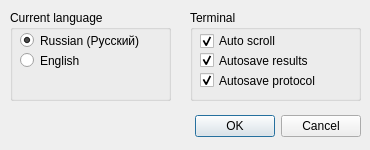
Before: the Qt Designer form GUI/appsetupdialog.ui in SeregaGomen/QFEM, drawn with Qt 5.
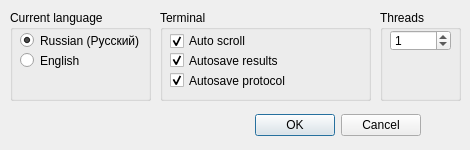
After: the same form once the commit is applied.

Diff of the .ui file:
```diff
--- a/GUI/appsetupdialog.ui
+++ b/GUI/appsetupdialog.ui
@@ -6,19 +6,19 @@
    <rect>
     <x>0</x>
     <y>0</y>
-    <width>370</width>
+    <width>470</width>
     <height>150</height>
    </rect>
   </property>
   <property name="minimumSize">
    <size>
-    <width>370</width>
+    <width>431</width>
     <height>150</height>
    </size>
   </property>
   <property name="maximumSize">
    <size>
-    <width>370</width>
+    <width>470</width>
     <height>150</height>
    </size>
   </property>
@@ -28,10 +28,10 @@
   <widget class="QDialogButtonBox" name="buttonBox">
    <property name="geometry">
     <rect>
-     <x>140</x>
+     <x>250</x>
      <y>110</y>
-     <width>221</width>
-     <height>32</height>
+     <width>171</width>
+     <height>31</height>
     </rect>
    </property>
    <property name="orientation">
@@ -46,7 +46,7 @@
     <rect>
      <x>10</x>
      <y>10</y>
-     <width>161</width>
+     <width>141</width>
      <height>91</height>
     </rect>
    </property>
@@ -58,7 +58,7 @@
      <rect>
       <x>10</x>
       <y>20</y>
-      <width>151</width>
+      <width>121</width>
       <height>21</height>
      </rect>
     </property>
@@ -74,7 +74,7 @@
      <rect>
       <x>10</x>
       <y>40</y>
-      <width>151</width>
+      <width>121</width>
       <height>21</height>
      </rect>
     </property>
@@ -86,9 +86,9 @@
   <widget class="QGroupBox" name="groupBox_2">
    <property name="geometry">
     <rect>
-     <x>190</x>
+     <x>160</x>
      <y>10</y>
-     <width>171</width>
+     <width>211</width>
      <height>91</height>
     </rect>
    </property>
@@ -100,7 +100,7 @@
      <rect>
       <x>10</x>
       <y>40</y>
-      <width>151</width>
+      <width>191</width>
       <height>21</height>
      </rect>
     </property>
@@ -116,7 +116,7 @@
      <rect>
       <x>10</x>
       <y>20</y>
-      <width>151</width>
+      <width>191</width>
       <height>22</height>
      </rect>
     </property>
@@ -132,7 +132,7 @@
      <rect>
       <x>10</x>
       <y>60</y>
-      <width>151</width>
+      <width>191</width>
       <height>21</height>
      </rect>
     </property>
@@ -144,6 +144,32 @@
     </property>
    </widget>
   </widget>
+  <widget class="QGroupBox" name="groupBox_3">
+   <property name="geometry">
+    <rect>
+     <x>380</x>
+     <y>10</y>
+     <width>81</width>
+     <height>91</height>
+    </rect>
+   </property>
+   <property name="title">
+    <string>Threads</string>
+   </property>
+   <widget class="QSpinBox" name="sbThread">
+    <property name="geometry">
+     <rect>
+      <x>10</x>
+      <y>20</y>
+      <width>61</width>
+      <height>21</height>
+     </rect>
+    </property>
+    <property name="value">
+     <number>1</number>
+    </property>
+   </widget>
+  </widget>
  </widget>
  <resources/>
  <connections>
```
